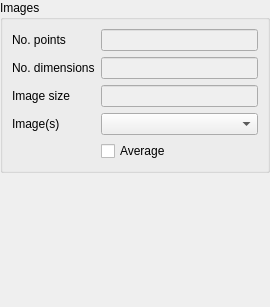
This is src/ImagesLayerWidget.ui in ManiVaultStudio/ImageViewerPlugin as Qt 5 draws it before an edit. The edited form follows.
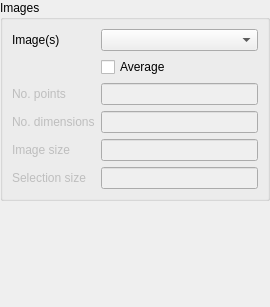
This is the edited form.

Commit message: Work on images layer ui

The edit to the form file:
```diff
--- a/src/ImagesLayerWidget.ui
+++ b/src/ImagesLayerWidget.ui
@@ -50,50 +50,56 @@
       <string>Images</string>
      </property>
      <layout class="QGridLayout" name="gridLayout">
-      <item row="0" column="0">
+      <item row="2" column="0">
        <widget class="QLabel" name="noPointsLabel">
+        <property name="enabled">
+         <bool>false</bool>
+        </property>
         <property name="text">
          <string>No. points</string>
         </property>
        </widget>
       </item>
-      <item row="1" column="1">
-       <widget class="QLineEdit" name="noDimensionsLineEdit">
-        <property name="enabled">
-         <bool>false</bool>
-        </property>
-       </widget>
-      </item>
-      <item row="0" column="1">
-       <widget class="QLineEdit" name="noPointsLineEdit">
-        <property name="enabled">
-         <bool>false</bool>
-        </property>
-       </widget>
-      </item>
       <item row="4" column="1">
-       <widget class="QCheckBox" name="averageCheckBox">
-        <property name="text">
-         <string>Average</string>
+       <widget class="QLineEdit" name="imageSizeLineEdit">
+        <property name="enabled">
+         <bool>false</bool>
         </property>
        </widget>
       </item>
-      <item row="1" column="0">
-       <widget class="QLabel" name="noDimensionsLabel">
-        <property name="text">
-         <string>No. dimensions</string>
-        </property>
-       </widget>
-      </item>
-      <item row="3" column="0">
-       <widget class="QLabel" name="imagesLabel">
+      <item row="0" column="0">
+       <widget class="QLabel" name="currentImageLabel">
         <property name="text">
          <string>Image(s)</string>
         </property>
        </widget>
       </item>
       <item row="3" column="1">
-       <widget class="QComboBox" name="imagesComboBox">
+       <widget class="QLineEdit" name="noDimensionsLineEdit">
+        <property name="enabled">
+         <bool>false</bool>
+        </property>
+       </widget>
+      </item>
+      <item row="2" column="1">
+       <widget class="QLineEdit" name="noPointsLineEdit">
+        <property name="enabled">
+         <bool>false</bool>
+        </property>
+       </widget>
+      </item>
+      <item row="5" column="0">
+       <widget class="QLabel" name="selectionSizeLabel">
+        <property name="enabled">
+         <bool>false</bool>
+        </property>
+        <property name="text">
+         <string>Selection size</string>
+        </property>
+       </widget>
+      </item>
+      <item row="0" column="1">
+       <widget class="QComboBox" name="currentImageComboBox">
         <property name="sizePolicy">
          <sizepolicy hsizetype="Preferred" vsizetype="Fixed">
           <horstretch>1</horstretch>
@@ -102,17 +108,37 @@
         </property>
        </widget>
       </item>
-      <item row="2" column="0">
+      <item row="5" column="1">
+       <widget class="QLineEdit" name="selectionSizeLineEdit">
+        <property name="enabled">
+         <bool>false</bool>
+        </property>
+       </widget>
+      </item>
+      <item row="3" column="0">
+       <widget class="QLabel" name="noDimensionsLabel">
+        <property name="enabled">
+         <bool>false</bool>
+        </property>
+        <property name="text">
+         <string>No. dimensions</string>
+        </property>
+       </widget>
+      </item>
+      <item row="4" column="0">
        <widget class="QLabel" name="imageSizeLabel">
+        <property name="enabled">
+         <bool>false</bool>
+        </property>
         <property name="text">
          <string>Image size</string>
         </property>
        </widget>
       </item>
-      <item row="2" column="1">
-       <widget class="QLineEdit" name="imageSizeLineEdit">
-        <property name="enabled">
-         <bool>false</bool>
+      <item row="1" column="1">
+       <widget class="QCheckBox" name="averageCheckBox">
+        <property name="text">
+         <string>Average</string>
         </property>
        </widget>
       </item>
```
The commit also changes 14 other files.
